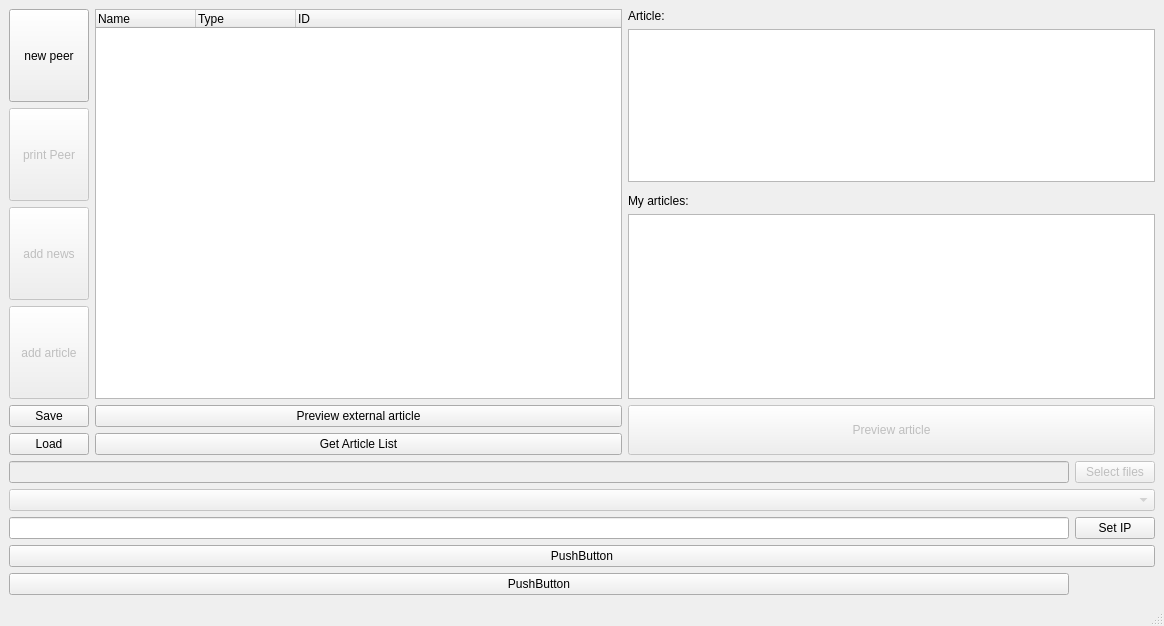
Qt form mainwindow.ui (medvecm98/bp_program) before a commit.
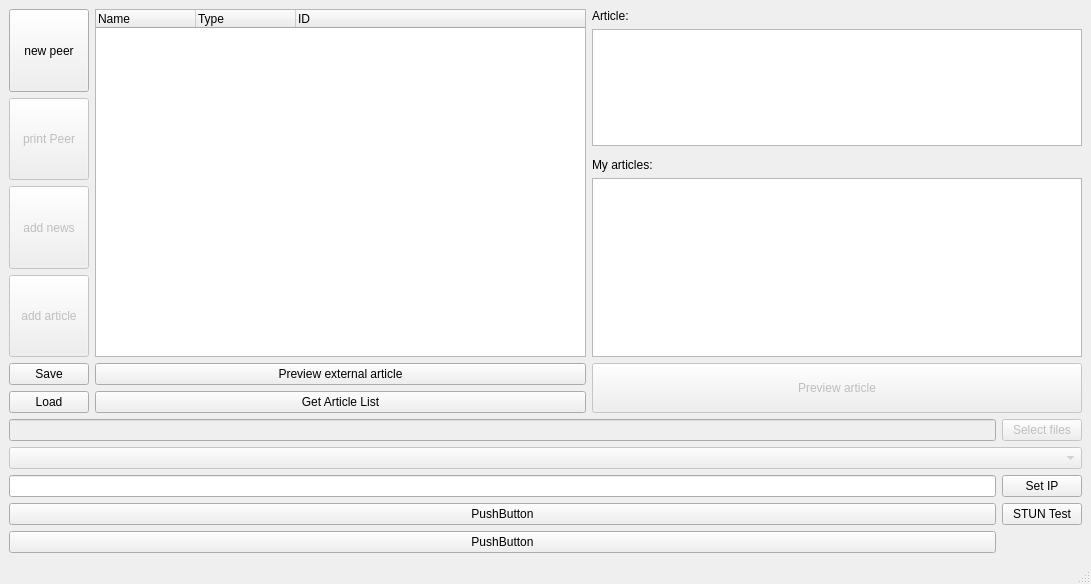
The same form after that commit.

Commit message: header files for stun and turn

```diff
--- a/mainwindow.ui
+++ b/mainwindow.ui
@@ -6,8 +6,8 @@
    <rect>
     <x>0</x>
     <y>0</y>
-    <width>1164</width>
-    <height>626</height>
+    <width>1091</width>
+    <height>584</height>
    </rect>
   </property>
   <property name="windowTitle">
@@ -39,13 +39,6 @@
       </property>
      </widget>
     </item>
-    <item row="4" column="0" colspan="2">
-     <widget class="QPushButton" name="pushButton">
-      <property name="text">
-       <string>PushButton</string>
-      </property>
-     </widget>
-    </item>
     <item row="0" column="0" colspan="2">
      <layout class="QGridLayout" name="gridLayout">
       <item row="1" column="3" rowspan="6">
@@ -232,6 +225,20 @@
       </property>
      </widget>
     </item>
+    <item row="4" column="0">
+     <widget class="QPushButton" name="pushButton">
+      <property name="text">
+       <string>PushButton</string>
+      </property>
+     </widget>
+    </item>
+    <item row="4" column="1">
+     <widget class="QPushButton" name="stunButton">
+      <property name="text">
+       <string>STUN Test</string>
+      </property>
+     </widget>
+    </item>
    </layout>
   </widget>
   <widget class="QStatusBar" name="statusbar"/>
```
Left out of the diff: 4 changed lines with no effect on the pictures. The commit also changes 10 other files.
